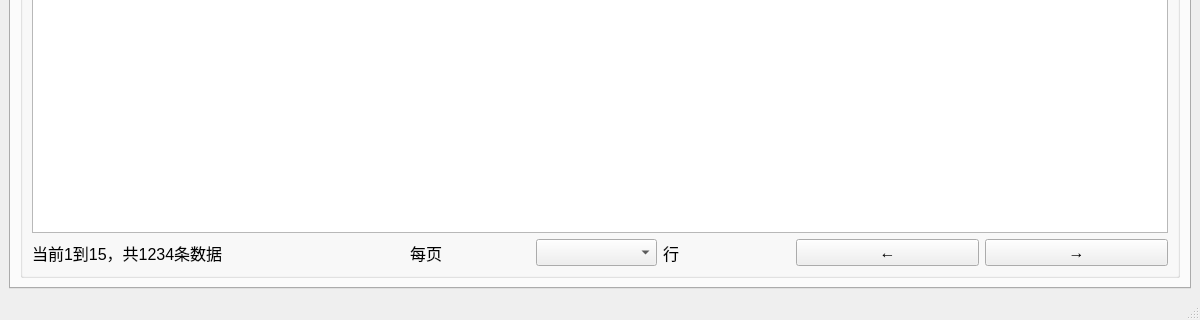
Qt form presentation/uifiles/DatasetViewMainWindow.ui (kslz/sound_dataset_tools2) before a commit; both pictures show x 0 to 1200 and y 480 to 800 of the 1200 by 800 pixel window.
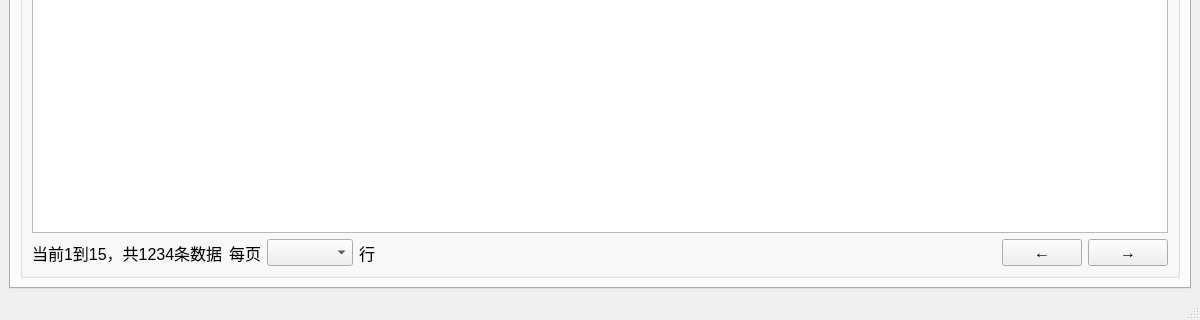
The same form after that commit.

Commit message: 调整页面布局

The edit to the form file:
```diff
--- a/presentation/uifiles/DatasetViewMainWindow.ui
+++ b/presentation/uifiles/DatasetViewMainWindow.ui
@@ -13,13 +13,7 @@
   <property name="minimumSize">
    <size>
     <width>1200</width>
-    <height>800</height>
-   </size>
-  </property>
-  <property name="maximumSize">
-   <size>
-    <width>1200</width>
-    <height>800</height>
+    <height>700</height>
    </size>
   </property>
   <property name="windowTitle">
@@ -177,6 +171,12 @@
                    <property name="orientation">
                     <enum>Qt::Horizontal</enum>
                    </property>
+                   <property name="sizeHint" stdset="0">
+                    <size>
+                     <width>0</width>
+                     <height>0</height>
+                    </size>
+                   </property>
                   </spacer>
                  </item>
                  <item>
```
The commit also changes 3 other files.
